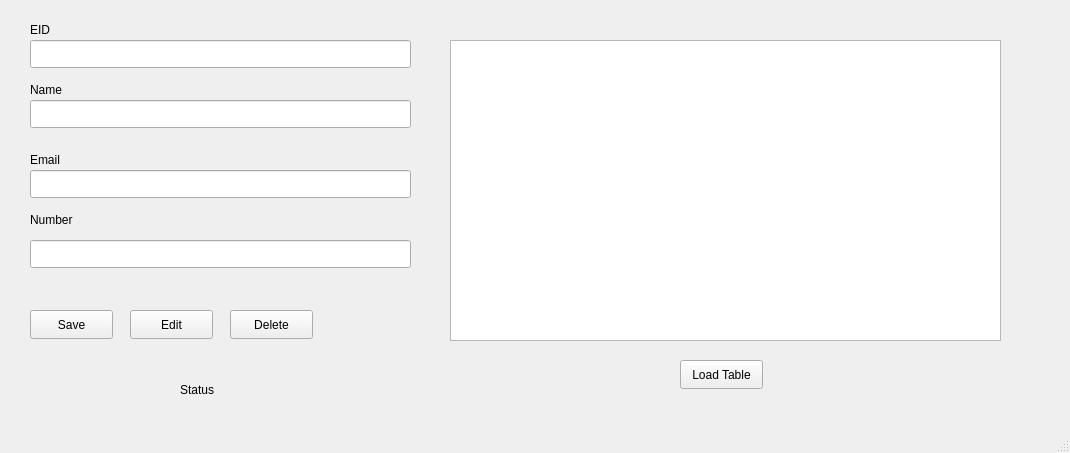
Before: the Qt Designer form GUI with QT/SQLite_DBQTCpp/dialogue.ui in SadmanSkb55/CPP-and-QT-GUI, drawn with Qt 5.
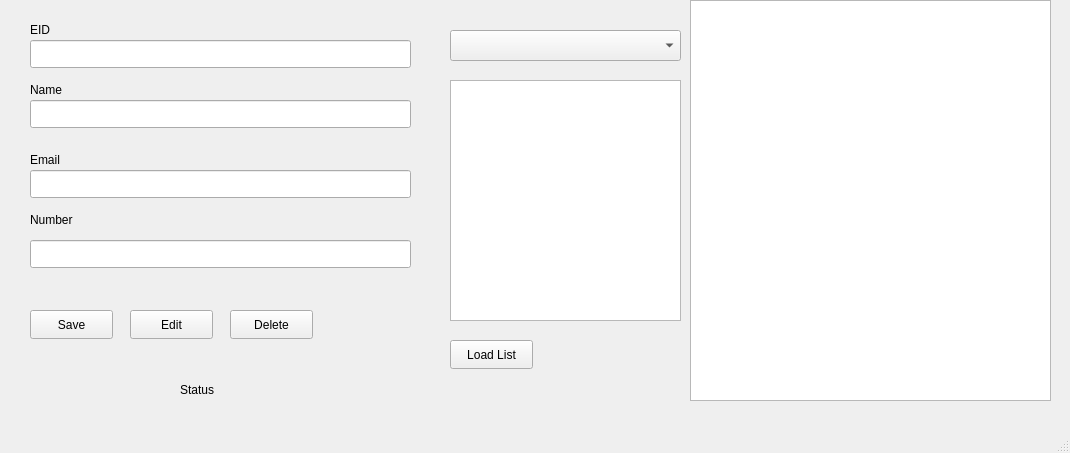
After: the same form once the commit is applied.

```diff
--- a/GUI with QT/SQLite_DBQTCpp/dialogue.ui
+++ b/GUI with QT/SQLite_DBQTCpp/dialogue.ui
@@ -167,24 +167,44 @@
    <widget class="QTableView" name="tableView">
     <property name="geometry">
      <rect>
-      <x>450</x>
-      <y>40</y>
-      <width>551</width>
-      <height>301</height>
+      <x>690</x>
+      <y>0</y>
+      <width>361</width>
+      <height>401</height>
      </rect>
     </property>
    </widget>
    <widget class="QPushButton" name="pushButton_4">
     <property name="geometry">
      <rect>
-      <x>680</x>
-      <y>360</y>
+      <x>450</x>
+      <y>340</y>
       <width>83</width>
       <height>29</height>
      </rect>
     </property>
     <property name="text">
-     <string>Load Table</string>
+     <string>Load List</string>
+    </property>
+   </widget>
+   <widget class="QListView" name="listView">
+    <property name="geometry">
+     <rect>
+      <x>450</x>
+      <y>80</y>
+      <width>231</width>
+      <height>241</height>
+     </rect>
+    </property>
+   </widget>
+   <widget class="QComboBox" name="comboBox">
+    <property name="geometry">
+     <rect>
+      <x>450</x>
+      <y>30</y>
+      <width>231</width>
+      <height>31</height>
+     </rect>
     </property>
    </widget>
   </widget>
```
